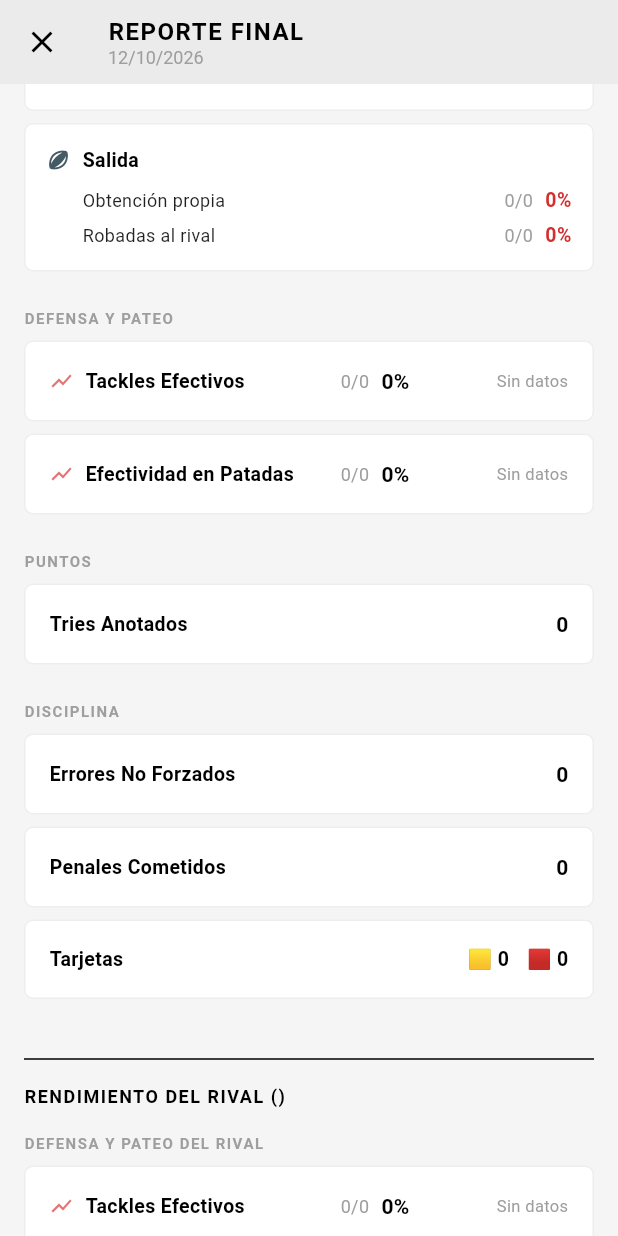
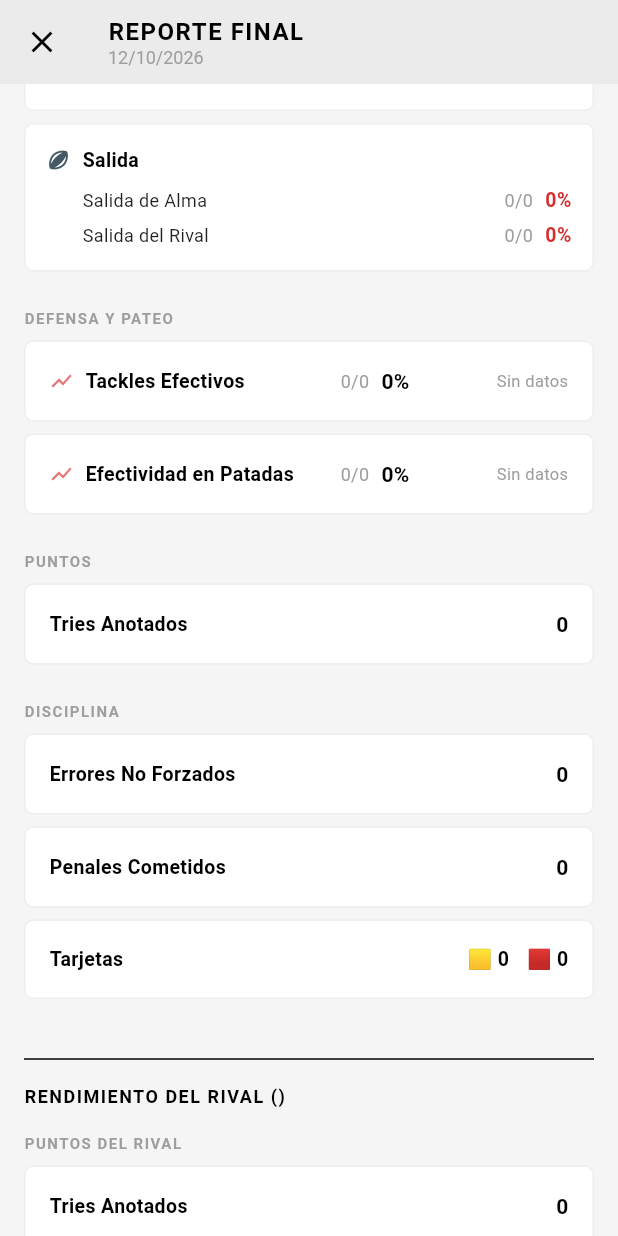
Before and after one commit to Santi-Ceschi/RugbyStats, a Flutter app: the ReporteFinalPage screen opened directly with empty values, scrolled down 576 dp, on a phone screen of 412 x 824 dp. Run offline on Flutter 3.47's test engine with Material 3 defaults, Android fonts, the phone set to English and light mode, and no system bars; our stand-ins replace file_picker, pdf, share_plus, sqflite; accounts and stored records are empty.

Commit message:
eliminacion de botones en la parte rival, edicion pantalla de estadisticas en tiempo real

```diff
--- a/rugby_stats/lib/reporte_final_page.dart
+++ b/rugby_stats/lib/reporte_final_page.dart
@@ -8,6 +8,7 @@ class ReporteFinalPage extends StatefulWidget {
   final List<Map<String, dynamic>> acciones;
   final Map<String, int> tiposAccion;
   final String duracionTotal;
+  final bool esEnVivo;
 
   const ReporteFinalPage({
     super.key,
@@ -15,6 +16,7 @@ class ReporteFinalPage extends StatefulWidget {
     required this.acciones,
     required this.tiposAccion,
     required this.duracionTotal,
+    this.esEnVivo = false,
   });
 
   @override
@@ -78,7 +80,10 @@ class _ReporteFinalPageState extends State<ReporteFinalPage> {
         title: Column(
           crossAxisAlignment: CrossAxisAlignment.start,
           children: [
-            const Text('REPORTE FINAL', style: TextStyle(color: Colors.black, fontSize: 16, fontWeight: FontWeight.bold, letterSpacing: 1)),
+            Text(
+              widget.esEnVivo ? 'ESTADÍSTICAS EN VIVO' : 'REPORTE FINAL',
+              style: const TextStyle(color: Colors.black, fontSize: 16, fontWeight: FontWeight.bold, letterSpacing: 1),
+            ),
             Text(_fechaActual, style: const TextStyle(color: Colors.grey, fontSize: 12)),
           ],
         ),
@@ -99,7 +104,9 @@ class _ReporteFinalPageState extends State<ReporteFinalPage> {
               child: Column(
                 children: [
                   Text(
-                    '${widget.partido.division.toUpperCase()} • $_condicionFinal',
+                    widget.esEnVivo
+                      ? '${widget.partido.division.toUpperCase()} • EN VIVO'
+                      : '${widget.partido.division.toUpperCase()} • $_condicionFinal',
                     style: const TextStyle(fontSize: 10, color: Colors.grey, fontWeight: FontWeight.bold, letterSpacing: 1),
                   ),
                   const SizedBox(height: 12),
@@ -170,9 +177,13 @@ class _ReporteFinalPageState extends State<ReporteFinalPage> {
             Text('RENDIMIENTO DEL RIVAL (${widget.partido.equipoVisitante.toUpperCase()})', style: const TextStyle(fontSize: 12, fontWeight: FontWeight.bold, letterSpacing: 1)),
             const SizedBox(height: 16),
 
-            const Text('DEFENSA Y PATEO DEL RIVAL', style: TextStyle(fontSize: 10, fontWeight: FontWeight.bold, color: Colors.grey, letterSpacing: 1)),
+            const Text('PUNTOS DEL RIVAL', style: TextStyle(fontSize: 10, fontWeight: FontWeight.bold, color: Colors.grey, letterSpacing: 1)),
             const SizedBox(height: 8),
-            _buildStatCard('Tackles Efectivos', _statsRival.tackles.toMap()),
+            _buildSimpleCard('Tries Anotados', _statsRival.tries),
+
+            const SizedBox(height: 16),
+            const Text('PATEO DEL RIVAL', style: TextStyle(fontSize: 10, fontWeight: FontWeight.bold, color: Colors.grey, letterSpacing: 1)),
+            const SizedBox(height: 8),
             _buildStatCard('Efectividad en Patadas', _statsRival.patadas.toMap()),
             if (_statsRival.patadas.total > 0)
               Padding(
@@ -183,19 +194,8 @@ class _ReporteFinalPageState extends State<ReporteFinalPage> {
                 ),
               ),
 
-            const SizedBox(height: 16),
-            const Text('PUNTOS DEL RIVAL', style: TextStyle(fontSize: 10, fontWeight: FontWeight.bold, color: Colors.grey, letterSpacing: 1)),
-            const SizedBox(height: 8),
-            _buildSimpleCard('Tries Anotados', _statsRival.tries),
-
-            const SizedBox(height: 16),
-            const Text('DISCIPLINA DEL RIVAL', style: TextStyle(fontSize: 10, fontWeight: FontWeight.bold, color: Colors.grey, letterSpacing: 1)),
-            const SizedBox(height: 8),
-            _buildSimpleCard('Errores No Forzados', _statsRival.erroresNoForzados),
-            _buildPenalesCard(_statsRival.penales),
-            _buildTarjetasCard(_statsRival.tarjetas),
-
             const SizedBox(height: 32),
+            if (!widget.esEnVivo) ...[
               ElevatedButton.icon(
                 onPressed: () async {
                   ScaffoldMessenger.of(context).showSnackBar(const SnackBar(content: Text('Generando PDF...')));
@@ -240,6 +240,17 @@ class _ReporteFinalPageState extends State<ReporteFinalPage> {
                 ),
                 child: const Text('CERRAR', style: TextStyle(color: Colors.black, fontWeight: FontWeight.bold, letterSpacing: 1)),
               ),
+            ] else ...[
+              ElevatedButton(
+                onPressed: () => Navigator.pop(context),
+                style: ElevatedButton.styleFrom(
+                  backgroundColor: Colors.black,
+                  foregroundColor: Colors.white,
+                  padding: const EdgeInsets.symmetric(vertical: 16),
+                ),
+                child: const Text('CERRAR', style: TextStyle(fontWeight: FontWeight.bold, letterSpacing: 1)),
+              ),
+            ],
             const SizedBox(height: 24),
           ],
         ),
@@ -385,6 +396,8 @@ class _ReporteFinalPageState extends State<ReporteFinalPage> {
                 child: Text(
                   label,
                   style: const TextStyle(fontWeight: FontWeight.bold, fontSize: 13),
+                  overflow: TextOverflow.ellipsis,
+                  maxLines: 1,
                 ),
               ),
               if (stat.alerta.isNotEmpty && stat.alerta != 'Sin datos')
@@ -410,13 +423,19 @@ class _ReporteFinalPageState extends State<ReporteFinalPage> {
             ],
           ),
           const SizedBox(height: 8),
-          // Fila 1: Obtención propia
+          // Fila 1: Formación de Alma
           Row(
             children: [
               const SizedBox(width: 24),
-              const Expanded(
-                child: Text('Obtención propia', style: TextStyle(fontSize: 12, color: Colors.black87)),
+              Expanded(
+                child: Text(
+                  '$label de Alma',
+                  style: const TextStyle(fontSize: 12, color: Colors.black87),
+                  overflow: TextOverflow.ellipsis,
+                  maxLines: 1,
                 ),
+              ),
+              const SizedBox(width: 8),
               Text('${stat.ganados}/${stat.total}', style: const TextStyle(color: Colors.grey, fontSize: 12)),
               const SizedBox(width: 8),
               Text(
@@ -430,13 +449,19 @@ class _ReporteFinalPageState extends State<ReporteFinalPage> {
             ],
           ),
           const SizedBox(height: 4),
-          // Fila 2: Robadas al rival
+          // Fila 2: Formación del Rival
           Row(
             children: [
               const SizedBox(width: 24),
-              const Expanded(
-                child: Text('Robadas al rival', style: TextStyle(fontSize: 12, color: Colors.black87)),
+              Expanded(
+                child: Text(
+                  '$label del Rival',
+                  style: const TextStyle(fontSize: 12, color: Colors.black87),
+                  overflow: TextOverflow.ellipsis,
+                  maxLines: 1,
                 ),
+              ),
+              const SizedBox(width: 8),
               Text('${stat.rivalRobados}/${stat.rivalTotal}', style: const TextStyle(color: Colors.grey, fontSize: 12)),
               const SizedBox(width: 8),
               Text(
--- a/rugby_stats/lib/services/pdf_generator.dart
+++ b/rugby_stats/lib/services/pdf_generator.dart
@@ -126,9 +126,16 @@ class PdfGenerator {
             pw.Text('RENDIMIENTO DEL RIVAL', style: pw.TextStyle(fontSize: 13, fontWeight: pw.FontWeight.bold, color: PdfColors.blueGrey800)),
             pw.SizedBox(height: 8),
 
-            pw.Text('DEFENSA Y PATEO DEL RIVAL', style: pw.TextStyle(fontSize: 11, fontWeight: pw.FontWeight.bold)),
+            pw.Text('PUNTOS DEL RIVAL', style: pw.TextStyle(fontSize: 11, fontWeight: pw.FontWeight.bold)),
             pw.SizedBox(height: 4),
-            _buildProgressBarStat('Tackles efectivos', estadisticasRival.tackles.toMap()),
+            pw.Padding(
+              padding: const pw.EdgeInsets.only(left: 10, bottom: 2),
+              child: pw.Text('Tries: ${estadisticasRival.tries} ($totalPuntosRival puntos)', style: const pw.TextStyle(fontSize: 10)),
+            ),
+            pw.SizedBox(height: 8),
+
+            pw.Text('PATEO DEL RIVAL', style: pw.TextStyle(fontSize: 11, fontWeight: pw.FontWeight.bold)),
+            pw.SizedBox(height: 4),
             _buildProgressBarStat('Efectividad en patadas', estadisticasRival.patadas.toMap()),
             if (estadisticasRival.patadas.total > 0)
               pw.Padding(
@@ -138,27 +145,6 @@ class PdfGenerator {
                   style: const pw.TextStyle(fontSize: 9, color: PdfColors.grey700),
                 ),
               ),
-            pw.SizedBox(height: 8),
-
-            pw.Text('PUNTOS DEL RIVAL', style: pw.TextStyle(fontSize: 11, fontWeight: pw.FontWeight.bold)),
-            pw.SizedBox(height: 4),
-            pw.Padding(
-              padding: const pw.EdgeInsets.only(left: 10, bottom: 2),
-              child: pw.Text('Tries: ${estadisticasRival.tries} ($totalPuntosRival puntos)', style: const pw.TextStyle(fontSize: 10)),
-            ),
-            pw.SizedBox(height: 8),
-
-            pw.Text('DISCIPLINA DEL RIVAL', style: pw.TextStyle(fontSize: 11, fontWeight: pw.FontWeight.bold)),
-            pw.SizedBox(height: 4),
-            _buildSimpleLine('Errores no forzados:', estadisticasRival.erroresNoForzados.toString()),
-            _buildSimpleLine('Penales cometidos:', estadisticasRival.penales.total.toString()),
-            _buildIndentedLine('- Inconducta: ${estadisticasRival.penales.detalle['Inconducta'] ?? 0}'),
-            _buildIndentedLine('- Offside: ${estadisticasRival.penales.detalle['Offside'] ?? 0}'),
-            _buildIndentedLine('- Ruck: ${estadisticasRival.penales.detalle['Ruck'] ?? 0}'),
-            _buildIndentedLine('- Scrum: ${estadisticasRival.penales.detalle['Scrum'] ?? 0}'),
-            _buildIndentedLine('- Otro: ${estadisticasRival.penales.detalle['Otro'] ?? 0}'),
-            _buildSimpleLine('Tarjetas amarillas:', estadisticasRival.tarjetas.amarillas.toString()),
-            _buildSimpleLine('Tarjetas rojas:', estadisticasRival.tarjetas.rojas.toString()),
 
             pw.SizedBox(height: 16),
             pw.Center(
@@ -230,8 +216,8 @@ class PdfGenerator {
         children: [
           pw.Text(label, style: pw.TextStyle(fontWeight: pw.FontWeight.bold, fontSize: 10)),
           pw.SizedBox(height: 2),
-          _buildSubBar('Obtención propia', stat.ganados, stat.total, stat.porcentaje),
-          _buildSubBar('Robadas al rival', stat.rivalRobados, stat.rivalTotal, stat.rivalPorcentaje),
+          _buildSubBar('$label de Alma', stat.ganados, stat.total, stat.porcentaje),
+          _buildSubBar('$label del Rival', stat.rivalRobados, stat.rivalTotal, stat.rivalPorcentaje),
         ],
       ),
     );
@@ -243,7 +229,7 @@ class PdfGenerator {
       child: pw.Row(
         children: [
           pw.Container(
-            width: 130,
+            width: 145,
             child: pw.Text('$label ($ganados/$total)', style: const pw.TextStyle(fontSize: 9, color: PdfColors.grey700)),
           ),
           pw.SizedBox(width: 8),
```
Also changed, not shown: rugby_stats/lib/match_page.dart (+20 -12 lines), rugby_stats/lib/widgets/dialog_agregar_accion_historica.dart (+33 -12 lines), 1 other file. Lines whose indentation alone changed are shown as unchanged.
